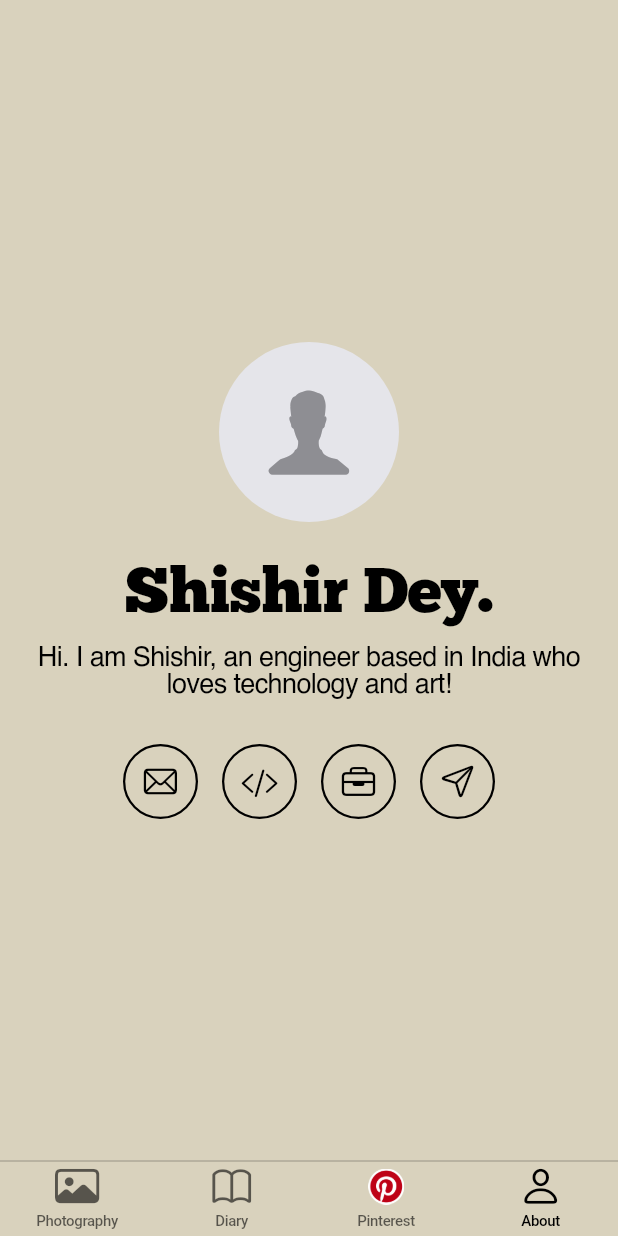
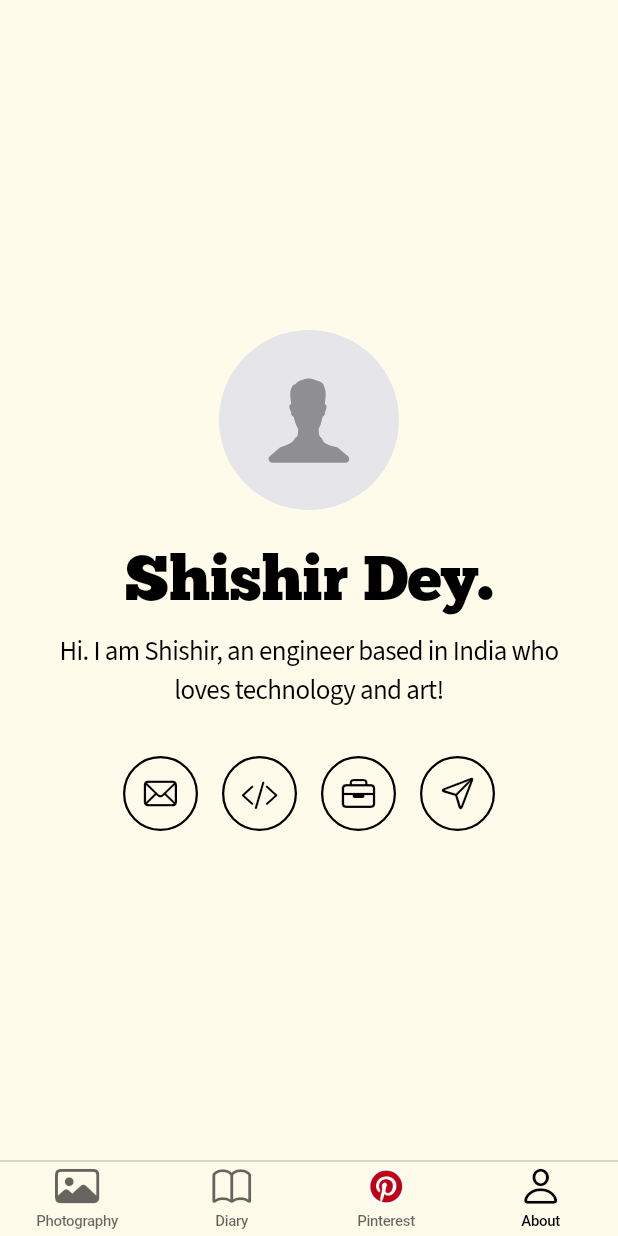
Before and after one commit to shishir-dey/shishir_dey, a Flutter app: the screen it shows after launch, item 4 of the bottom bar chosen, on a phone screen of 412 x 824 dp. Run offline on Flutter 3.47's test engine with Material 3 defaults, Android fonts, the phone set to English and light mode, and no system bars; our stand-ins replace webview_flutter; missing offline and left inert: webview_flutter_android, webview_flutter_wkwebview; network calls fail.

Commit message:
Update UI colors and fonts to match website theme

```diff
--- a/lib/main.dart
+++ b/lib/main.dart
@@ -39,7 +39,7 @@ class MyHomePage extends StatefulWidget {
 class _MyHomePageState extends State<MyHomePage> {
   int _selectedIndex = 0;
   // Define the background color
-  final Color backgroundColor = const Color.fromRGBO(217, 210, 189, 1);
+  final Color backgroundColor = const Color(0xFFFFFBEB);
 
   @override
   Widget build(BuildContext context) {
--- a/lib/screens/contact_screen.dart
+++ b/lib/screens/contact_screen.dart
@@ -47,7 +47,7 @@ class ContactScreen extends StatelessWidget {
                   'Hi. I am Shishir, an engineer based in India who loves technology and art!',
                   textAlign: TextAlign.center,
                   style: TextStyle(
-                    fontFamily: 'Helvetica',
+                    fontFamily: 'SourceSans3',
                     fontSize: 18,
                     color: CupertinoColors.black,
                   ),
--- a/pubspec.yaml
+++ b/pubspec.yaml
@@ -87,9 +87,9 @@ flutter:
     - family: Chunkfive
       fonts:
         - asset: assets/fonts/ChunkFive.otf
-    - family: Helvetica
+    - family: SourceSans3
       fonts:
-        - asset: assets/fonts/Helvetica.ttf
+        - asset: assets/fonts/SourceSans3.ttf
   #   - family: Schyler
   #     fonts:
   #       - asset: fonts/Schyler-Regular.ttf
```
Also changed, not shown: assets/fonts/Helvetica.ttf (deleted), assets/fonts/SourceSans3.ttf (added), pubspec.lock, 6 other files.
